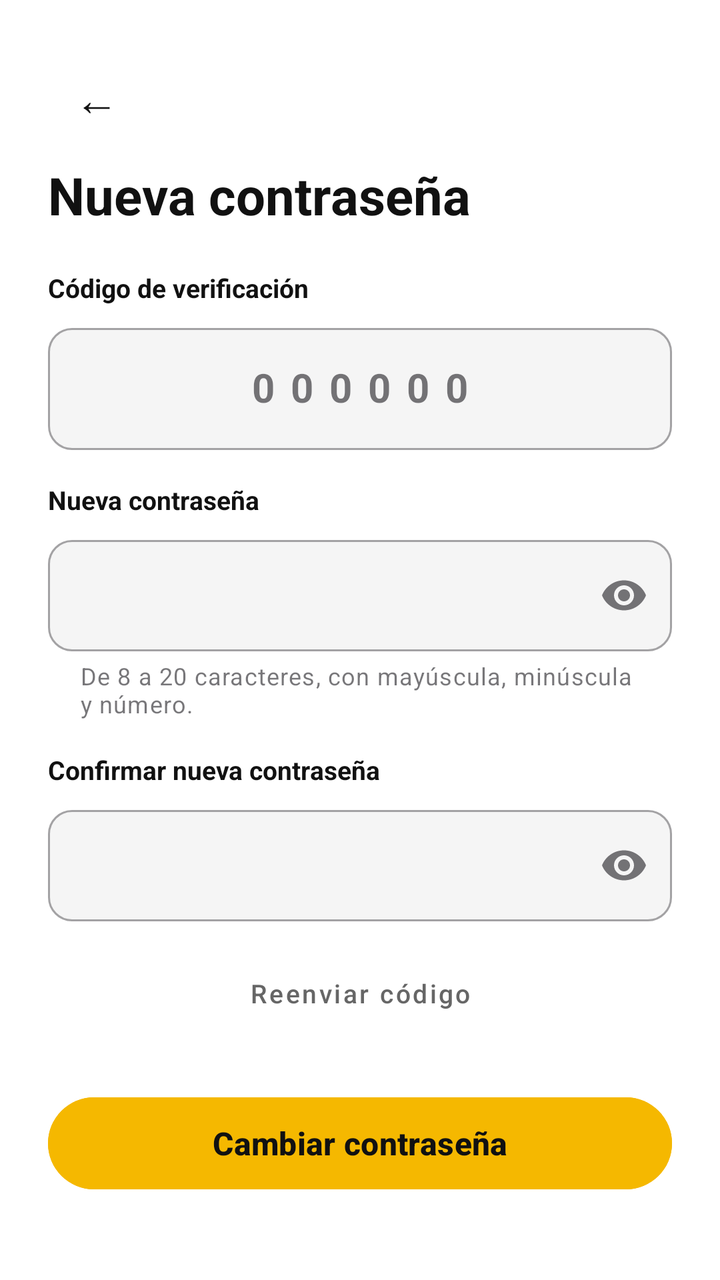
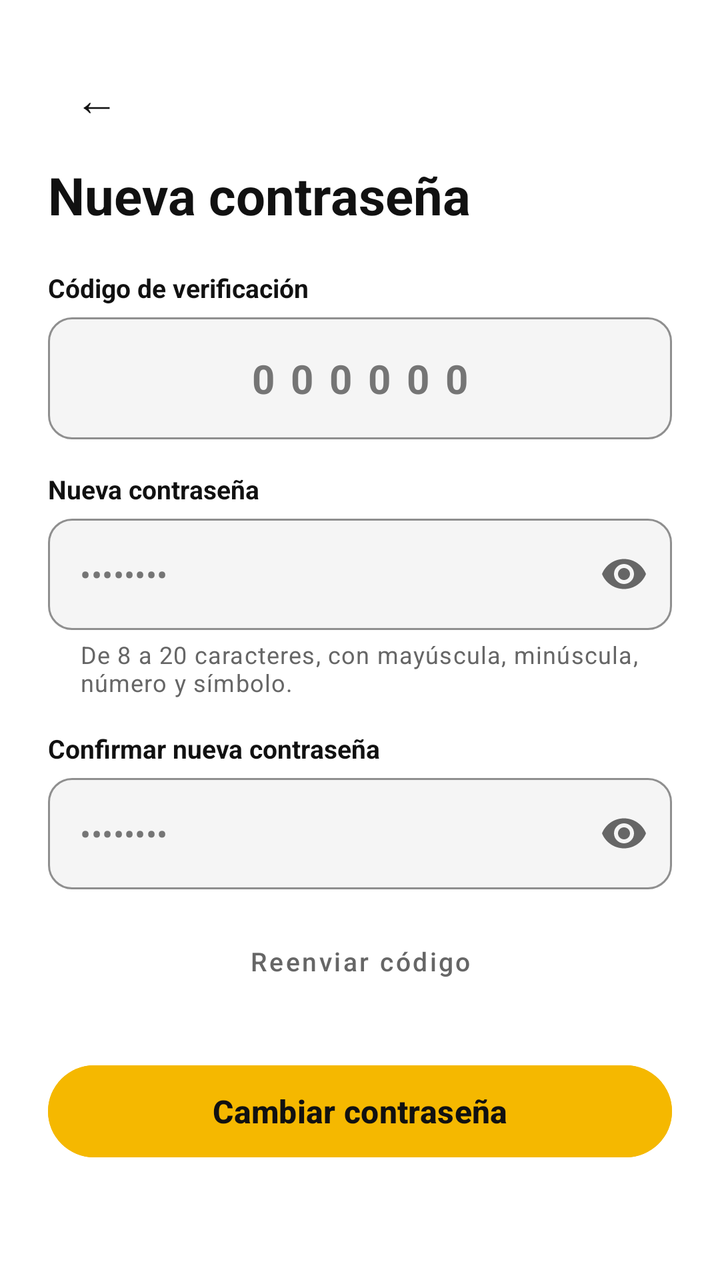

Compare the two renders of this Android layout. The source of the first and the diff that turns it into the second are given below.
<!-- AndroidManifest.xml: application theme Theme.AppTaxiHGO -->
<!-- res/layout/activity_nueva_contrasena.xml -->
<?xml version="1.0" encoding="utf-8"?>
<ScrollView xmlns:android="http://schemas.android.com/apk/res/android"
    xmlns:app="http://schemas.android.com/apk/res-auto"
    android:layout_width="match_parent"
    android:layout_height="match_parent"
    android:background="#FFFFFF"
    android:fillViewport="true">

    <LinearLayout
        android:layout_width="match_parent"
        android:layout_height="wrap_content"
        android:orientation="vertical"
        android:padding="24dp">

        <com.google.android.material.button.MaterialButton
            android:id="@+id/btn_regresar"
            style="@style/Widget.MaterialComponents.Button.TextButton"
            android:layout_width="48dp"
            android:layout_height="48dp"
            android:text="←"
            android:textColor="#111111"
            android:textSize="22sp" />

        <TextView
            android:layout_width="wrap_content"
            android:layout_height="wrap_content"
            android:layout_marginTop="8dp"
            android:layout_marginBottom="20dp"
            android:text="Nueva contraseña"
            android:textColor="#111111"
            android:textSize="26sp"
            android:textStyle="bold" />

        <TextView
            android:layout_width="wrap_content"
            android:layout_height="wrap_content"
            android:layout_marginBottom="6dp"
            android:text="Código de verificación"
            android:textColor="#111111"
            android:textSize="13sp"
            android:textStyle="bold" />

        <com.google.android.material.textfield.TextInputLayout
            android:id="@+id/til_codigo"
            style="@style/Widget.MaterialComponents.TextInputLayout.OutlinedBox"
            android:layout_width="match_parent"
            android:layout_height="wrap_content"
            app:boxBackgroundColor="#F5F5F5"
            app:boxCornerRadiusBottomEnd="12dp"
            app:boxCornerRadiusBottomStart="12dp"
            app:boxCornerRadiusTopEnd="12dp"
            app:boxCornerRadiusTopStart="12dp">

            <com.google.android.material.textfield.TextInputEditText
                android:layout_width="match_parent"
                android:layout_height="wrap_content"
                android:gravity="center"
                android:hint="000000"
                android:inputType="number"
                android:letterSpacing="0.4"
                android:maxLength="6"
                android:textSize="20sp"
                android:textStyle="bold" />
        </com.google.android.material.textfield.TextInputLayout>

        <TextView
            android:layout_width="wrap_content"
            android:layout_height="wrap_content"
            android:layout_marginTop="16dp"
            android:layout_marginBottom="6dp"
            android:text="Nueva contraseña"
            android:textColor="#111111"
            android:textSize="13sp"
            android:textStyle="bold" />

        <com.google.android.material.textfield.TextInputLayout
            android:id="@+id/til_contrasena"
            style="@style/Widget.MaterialComponents.TextInputLayout.OutlinedBox"
            android:layout_width="match_parent"
            android:layout_height="wrap_content"
            app:boxBackgroundColor="#F5F5F5"
            app:boxCornerRadiusBottomEnd="12dp"
            app:boxCornerRadiusBottomStart="12dp"
            app:boxCornerRadiusTopEnd="12dp"
            app:boxCornerRadiusTopStart="12dp"
            app:endIconMode="password_toggle"
            app:helperText="De 8 a 20 caracteres, con mayúscula, minúscula y número.">

            <com.google.android.material.textfield.TextInputEditText
                android:layout_width="match_parent"
                android:layout_height="wrap_content"
                android:inputType="textPassword" />
        </com.google.android.material.textfield.TextInputLayout>

        <TextView
            android:layout_width="wrap_content"
            android:layout_height="wrap_content"
            android:layout_marginTop="16dp"
            android:layout_marginBottom="6dp"
            android:text="Confirmar nueva contraseña"
            android:textColor="#111111"
            android:textSize="13sp"
            android:textStyle="bold" />

        <com.google.android.material.textfield.TextInputLayout
            android:id="@+id/til_confirmar_contrasena"
            style="@style/Widget.MaterialComponents.TextInputLayout.OutlinedBox"
            android:layout_width="match_parent"
            android:layout_height="wrap_content"
            app:boxBackgroundColor="#F5F5F5"
            app:boxCornerRadiusBottomEnd="12dp"
            app:boxCornerRadiusBottomStart="12dp"
            app:boxCornerRadiusTopEnd="12dp"
            app:boxCornerRadiusTopStart="12dp"
            app:endIconMode="password_toggle">

            <com.google.android.material.textfield.TextInputEditText
                android:layout_width="match_parent"
                android:layout_height="wrap_content"
                android:inputType="textPassword" />
        </com.google.android.material.textfield.TextInputLayout>

        <com.google.android.material.button.MaterialButton
            android:id="@+id/btn_reenviar_codigo"
            style="@style/Widget.MaterialComponents.Button.TextButton"
            android:layout_width="match_parent"
            android:layout_height="wrap_content"
            android:layout_marginTop="12dp"
            android:text="Reenviar código"
            android:textAllCaps="false"
            android:textColor="#666666"
            android:textSize="13sp" />

        <com.google.android.material.button.MaterialButton
            android:id="@+id/btn_cambiar_contrasena"
            android:layout_width="match_parent"
            android:layout_height="54dp"
            android:layout_marginTop="24dp"
            android:backgroundTint="#F5B800"
            android:text="Cambiar contraseña"
            android:textAllCaps="false"
            android:textColor="#111111"
            android:textSize="16sp"
            android:textStyle="bold"
            app:cornerRadius="27dp" />

    </LinearLayout>
</ScrollView>
<!-- resources referenced by this layout -->
<resources>
  <style name="Theme.AppTaxiHGO" parent="Base.Theme.AppTaxiHGO" />
  <style name="Base.Theme.AppTaxiHGO" parent="Theme.Material3.DayNight.NoActionBar">
          
          
      </style>
</resources>

<!-- the commit's change to res/layout/activity_nueva_contrasena.xml (unified diff, before → after) -->
@@ -49,7 +49,9 @@
             app:boxCornerRadiusBottomEnd="12dp"
             app:boxCornerRadiusBottomStart="12dp"
             app:boxCornerRadiusTopEnd="12dp"
-            app:boxCornerRadiusTopStart="12dp">
+            app:boxCornerRadiusTopStart="12dp"
+            app:boxStrokeColor="#111111"
+            app:hintEnabled="false">
 
             <com.google.android.material.textfield.TextInputEditText
                 android:layout_width="match_parent"
@@ -59,6 +61,9 @@
                 android:inputType="number"
                 android:letterSpacing="0.4"
                 android:maxLength="6"
+                android:textColor="#111111"
+                android:textColorHint="#757575"
+                android:textCursorDrawable="@null"
                 android:textSize="20sp"
                 android:textStyle="bold" />
         </com.google.android.material.textfield.TextInputLayout>
@@ -83,13 +88,21 @@
             app:boxCornerRadiusBottomStart="12dp"
             app:boxCornerRadiusTopEnd="12dp"
             app:boxCornerRadiusTopStart="12dp"
+            app:boxStrokeColor="#111111"
             app:endIconMode="password_toggle"
-            app:helperText="De 8 a 20 caracteres, con mayúscula, minúscula y número.">
+            app:endIconTint="#666666"
+            app:helperText="De 8 a 20 caracteres, con mayúscula, minúscula, número y símbolo."
+            app:helperTextTextColor="#666666"
+            app:hintEnabled="false">
 
             <com.google.android.material.textfield.TextInputEditText
                 android:layout_width="match_parent"
                 android:layout_height="wrap_content"
-                android:inputType="textPassword" />
+                android:hint="••••••••"
+                android:inputType="textPassword"
+                android:textColor="#111111"
+                android:textColorHint="#757575"
+                android:textCursorDrawable="@null" />
         </com.google.android.material.textfield.TextInputLayout>
 
         <TextView
@@ -112,12 +125,19 @@
             app:boxCornerRadiusBottomStart="12dp"
             app:boxCornerRadiusTopEnd="12dp"
             app:boxCornerRadiusTopStart="12dp"
-            app:endIconMode="password_toggle">
+            app:boxStrokeColor="#111111"
+            app:endIconMode="password_toggle"
+            app:endIconTint="#666666"
+            app:hintEnabled="false">
 
             <com.google.android.material.textfield.TextInputEditText
                 android:layout_width="match_parent"
                 android:layout_height="wrap_content"
-                android:inputType="textPassword" />
+                android:hint="••••••••"
+                android:inputType="textPassword"
+                android:textColor="#111111"
+                android:textColorHint="#757575"
+                android:textCursorDrawable="@null" />
         </com.google.android.material.textfield.TextInputLayout>
 
         <com.google.android.material.button.MaterialButton
